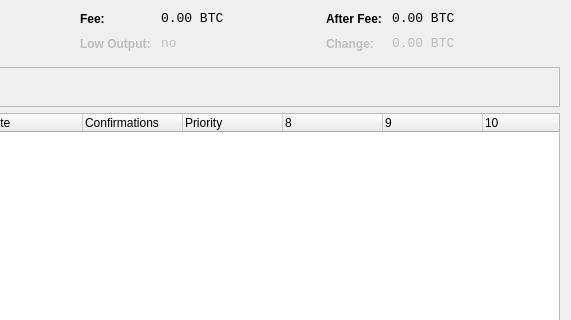
This is src/qt/forms/coincontroldialog.ui in kurrentproject/Kurrent as Qt 5 draws it before an edit; both pictures show x 429 to 1000 and y 0 to 320 of the 1000 by 500 pixel window. The edited form follows.
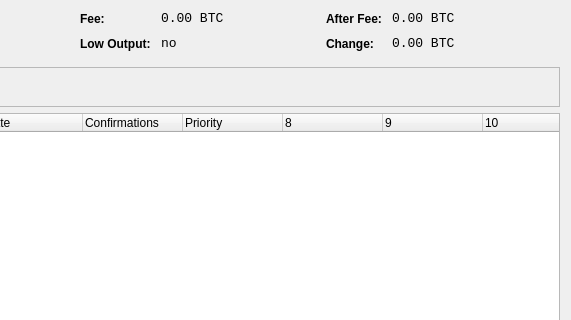
This is the edited form. Custom widgets are drawn as their Qt base class.

```diff
--- a/src/qt/forms/coincontroldialog.ui
+++ b/src/qt/forms/coincontroldialog.ui
@@ -13,6 +13,9 @@
   <property name="windowTitle">
    <string>Coin Control</string>
   </property>
+  <property name="styleSheet">
+   <string notr="true">color: rgb(0, 0, 0);</string>
+  </property>
   <layout class="QVBoxLayout" name="verticalLayout">
    <item>
     <layout class="QHBoxLayout" name="horizontalLayoutTop" stretch="0,0,0,0">
```
